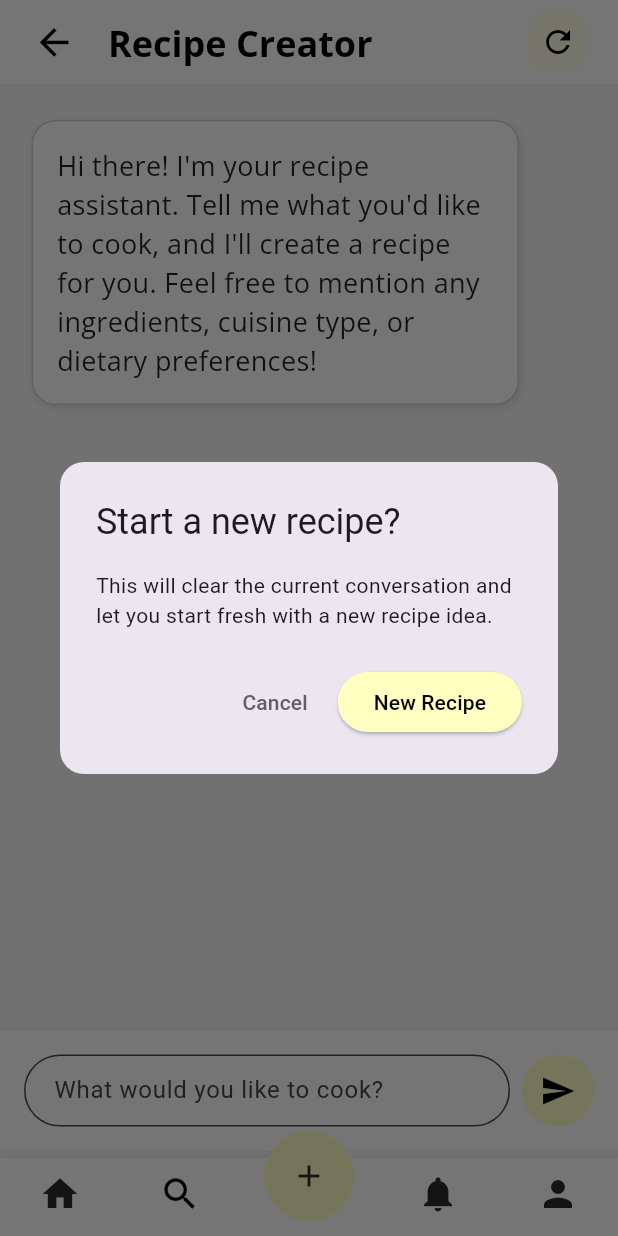
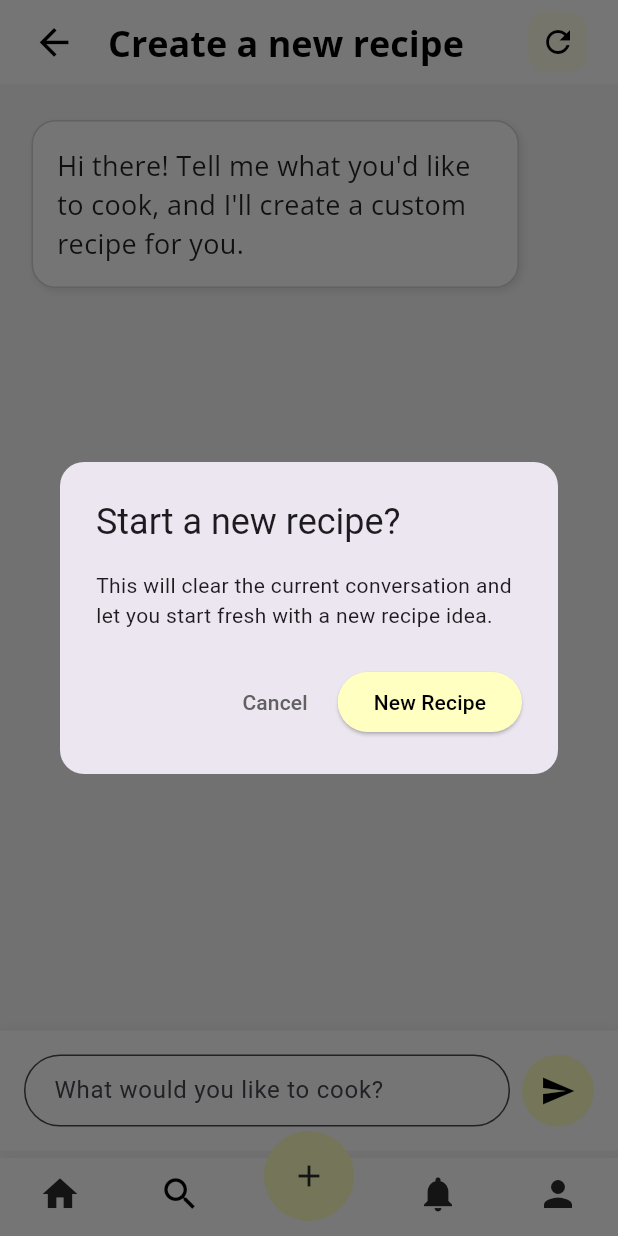
Before and after one commit to dylanberquist-personal/MyChefAI, a Flutter app: the CreateRecipeScreen screen opened directly, after a tap on the "refresh" icon, on a phone screen of 412 x 824 dp. Run offline on Flutter 3.47's test engine with Material 3 defaults, Android fonts, the light colour scheme and no system bars; our stand-ins replace cloud_firestore, firebase_auth, firebase_core, firebase_storage, google_sign_in, image_picker; accounts and stored records are empty.

Commit message:
Consolidate greeting messages and update header text in Create Recipe screen

```diff
--- a/lib/screens/create_recipe_screen.dart
+++ b/lib/screens/create_recipe_screen.dart
@@ -68,10 +68,11 @@ class _CreateRecipeScreenState extends State<CreateRecipeScreen> {
   }
 
   void _addInitialMessages() {
-    // Add initial greeting message
+    // Add initial consolidated greeting message (with placeholder for dietary restrictions)
+    // The dietary info will be updated after fetching user profile
     _messages.add(
       ChatMessage(
-        content: 'Hi there! I\'m your recipe assistant. Tell me what you\'d like to cook, and I\'ll create a recipe for you. Feel free to mention any ingredients, cuisine type, or dietary preferences!',
+        content: 'Hi there! Tell me what you\'d like to cook, and I\'ll create a custom recipe for you.',
         type: MessageType.response,
       )
     );
@@ -103,14 +104,14 @@ class _CreateRecipeScreenState extends State<CreateRecipeScreen> {
           _dietaryRestrictions = profile.dietaryRestrictions;
         });
 
-        // Add dietary restriction message if any
+        // Update the greeting message with dietary restrictions if they exist
         if (_dietaryRestrictions.isNotEmpty) {
-          _messages.add(
-            ChatMessage(
-              content: 'I noticed you have dietary preferences: $_dietaryRestrictions. I\'ll make sure to account for these in your recipes!',
+          setState(() {
+            _messages[0] = ChatMessage(
+              content: 'Hi there! Tell me what you\'d like to cook, and I\'ll create a custom recipe for you. I\'ll account for your dietary preferences: $_dietaryRestrictions.',
               type: MessageType.response,
-            )
             );
+          });
         }
       }
     }
@@ -439,21 +440,21 @@ class _CreateRecipeScreenState extends State<CreateRecipeScreen> {
       context: context,
       onRestartConfirmed: () {
         setState(() {
+          // Use the consolidated message style
+          if (_dietaryRestrictions.isEmpty) {
             _messages = [
               ChatMessage(
-              content: 'Hi there! I\'m your recipe assistant. Tell me what you\'d like to cook, and I\'ll create a recipe for you. Feel free to mention any ingredients, cuisine type, or dietary preferences!',
+                content: 'Hi there! Tell me what you\'d like to cook, and I\'ll create a custom recipe for you.',
                 type: MessageType.response,
               )
             ];
-
-          // Add dietary restriction message if any
-          if (_dietaryRestrictions.isNotEmpty) {
-            _messages.add(
+          } else {
+            _messages = [
               ChatMessage(
-                content: 'I noticed you have dietary preferences: $_dietaryRestrictions. I\'ll make sure to account for these in your recipes!',
+                content: 'Hi there! Tell me what you\'d like to cook, and I\'ll create a custom recipe for you. I\'ll account for your dietary preferences: $_dietaryRestrictions.',
                 type: MessageType.response,
               )
-            );
+            ];
           }
 
           _isFirstMessage = true;
@@ -477,7 +478,7 @@ class _CreateRecipeScreenState extends State<CreateRecipeScreen> {
         elevation: 0,
         iconTheme: IconThemeData(color: Colors.black),
         title: Text(
-          'Recipe Creator', // Changed from 'Recipe Assistant'
+          'Create a new recipe', // Changed from 'Recipe Creator'
           style: TextStyle(
             color: Colors.black,
             fontSize: 24,
```
Lines whose indentation alone changed are shown as unchanged.
